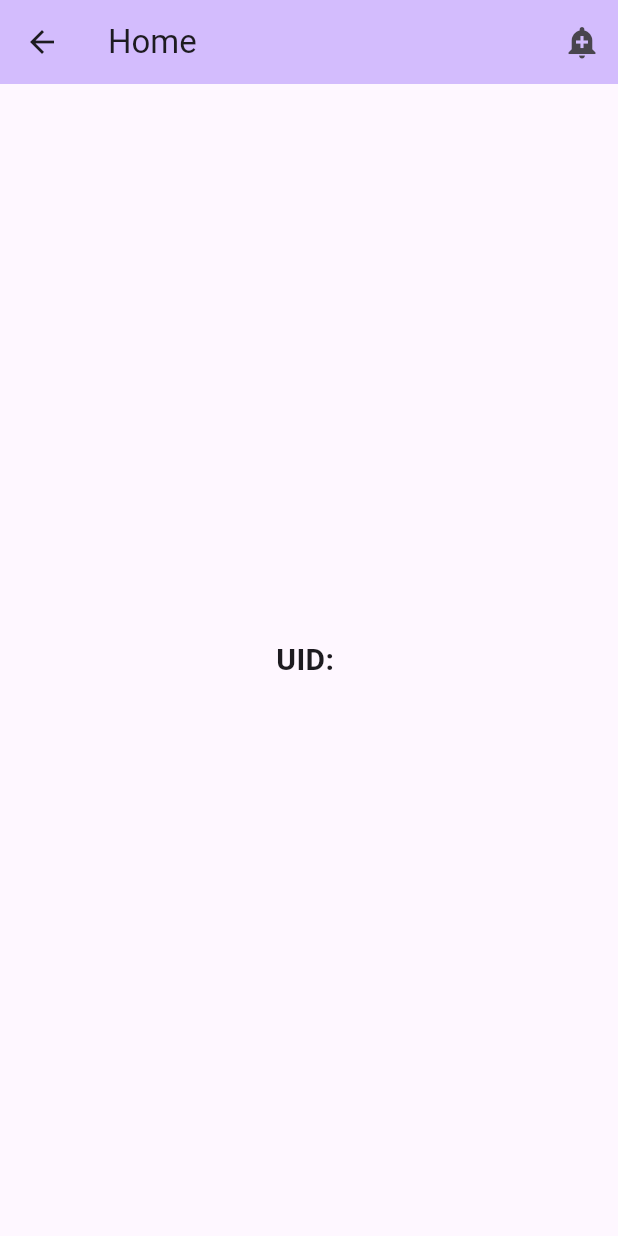
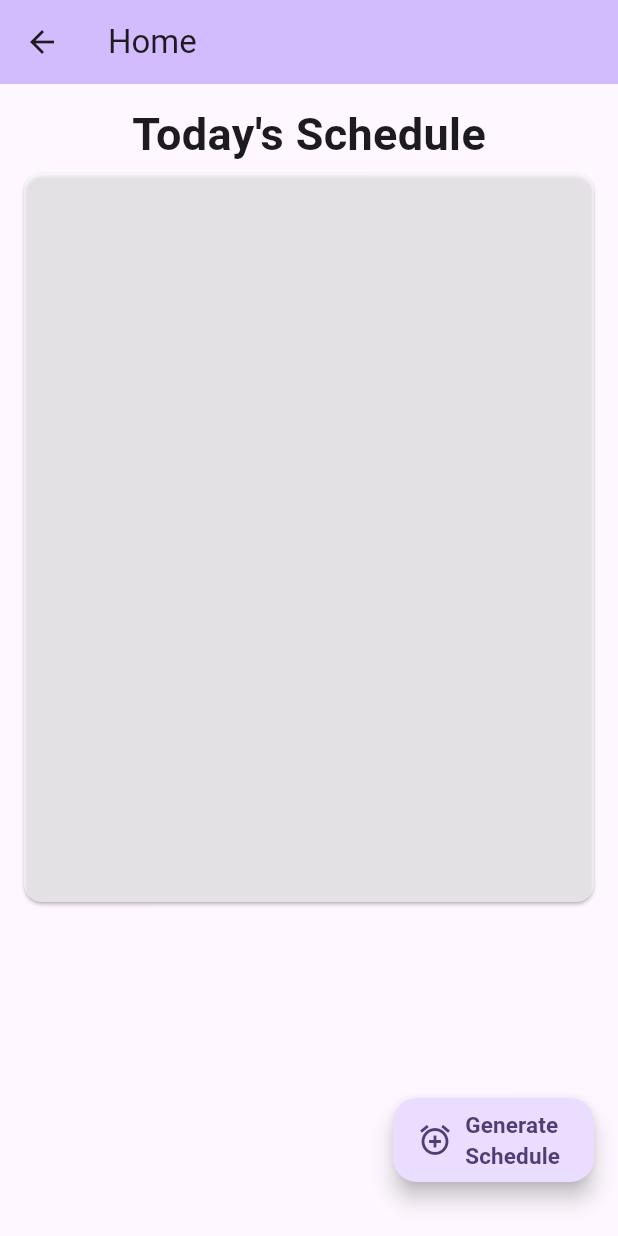
Before and after one commit to Kcao007/PlannerList, a Flutter app: the HomePage screen opened directly, on a phone screen of 412 x 824 dp. Run offline on Flutter 3.47's test engine with Material 3 defaults, Android fonts, the light colour scheme and no system bars; our stand-ins replace firebase_auth, firebase_core; accounts and stored records are empty.

Commit message:
created new task screen and edited home and task screens

```diff
--- a/lib/home_page.dart
+++ b/lib/home_page.dart
@@ -14,30 +14,68 @@ class _HomePageState extends State<HomePage> {
 
   @override
   Widget build(BuildContext context) {
+
+    double height = MediaQuery.of(context).size.height;
+    double width = MediaQuery.of(context).size.width;
+
     return Scaffold(
       appBar: AppBar(
         backgroundColor: Theme.of(context).colorScheme.inversePrimary,
         title: const Text("Home"),
-          actions: <Widget>[
-            IconButton(
-              icon: const Icon(Icons.add_alert),
-              onPressed: () {
-                ScaffoldMessenger.of(context).showSnackBar(
-                  const SnackBar(content: Text('This is an App Bar'))
-                ); // ScaffoldMessenger
-            } // onPressed
-          )
-        ]
       ),
 
-      body: Center(
-        child: Column(
-          mainAxisAlignment: MainAxisAlignment.center,
-          children: <Widget>[
-            Text("UID: " + userUID, style: TextStyle(fontSize: 20.0, fontWeight: FontWeight.bold)),
-          ],
+      body: Padding(
+        padding: const EdgeInsets.all(12),
+        child: SingleChildScrollView(
+          child: Column(
+            mainAxisAlignment: MainAxisAlignment.center,
+            crossAxisAlignment: CrossAxisAlignment.center,
+            children: <Widget>[
+              const Text('Today\'s Schedule', style: TextStyle(fontSize: 30, fontWeight: FontWeight.bold)),
+
+              SizedBox(
+                height: height * 0.6,
+                width: width,
+                child: Card(
+                  color: Colors.white60,
+                  child: Padding(
+                    padding: const EdgeInsets.all(8),
+                    child: SingleChildScrollView(
+                      child: Column(
+
+                      )
+                    )
+                  )
+                )
+              ),
+            ],
+          ),
         ),
+
       ),
+
+      floatingActionButton: Column(
+        mainAxisAlignment: MainAxisAlignment.end,
+        crossAxisAlignment: CrossAxisAlignment.end,
+
+        children: <Widget>[
+          FloatingActionButton.extended(
+            onPressed: () {
+
+            },
+            label: const Text('Generate \nSchedule', style: TextStyle(fontSize: 15, fontWeight: FontWeight.bold)),
+            icon: const Icon(Icons.alarm_add),
+          ),
+
+          const SizedBox(
+            height: 20,
+          ),
+        ]
+      )
+
+
     );
   }
 }
+
+//            Text("UID: " + userUID, style: TextStyle(fontSize: 20.0, fontWeight: FontWeight.bold)),
--- a/lib/ranking.dart
+++ b/lib/ranking.dart
@@ -12,7 +12,7 @@ class _RankingPageState extends State<RankingPage> {
   final List<Tab> tabs = <Tab>[
     const Tab(text: 'Day',),
     const Tab(text: 'Week',),
-    const Tab(text: 'Month',),
+    const Tab(text: 'All',),
   ];
 
   @override
@@ -24,9 +24,7 @@ class _RankingPageState extends State<RankingPage> {
             automaticallyImplyLeading: false,
             backgroundColor: Theme.of(context).colorScheme.inversePrimary,
             toolbarHeight: 40,
-            title: const Text(
-                'Rank Screen'
-            ),
+            title: const Text('Ranking'),
             bottom: TabBar(
               tabs: tabs,
               indicatorColor: Colors.white,
--- a/lib/signup.dart
+++ b/lib/signup.dart
@@ -98,7 +98,6 @@ class _SignUpPageState extends State<SignUpPage> {
                   ),
 
                   ElevatedButton(onPressed: () {
-                    //Navigator.pushReplacement(context, MaterialPageRoute(builder: (context) => const NavigationPage()));},
                     Navigator.of(context).push(MaterialPageRoute(builder: (context) => const NavigationPage()));},
                       child: const Text('Sign In')
                   ),
--- a/pubspec.yaml
+++ b/pubspec.yaml
@@ -37,6 +37,7 @@ dependencies:
   cupertino_icons: ^1.0.2
   firebase_core: ^2.24.2
   firebase_auth: ^4.15.2
+  cloud_firestore: ^4.14.0
 
 dev_dependencies:
   flutter_test:
```
Also changed, not shown: lib/newTask.dart (added, +205 -0 lines), lib/profile.dart (+57 -17 lines), lib/tasks.dart (+25 -5 lines), pubspec.lock, 4 other files.
